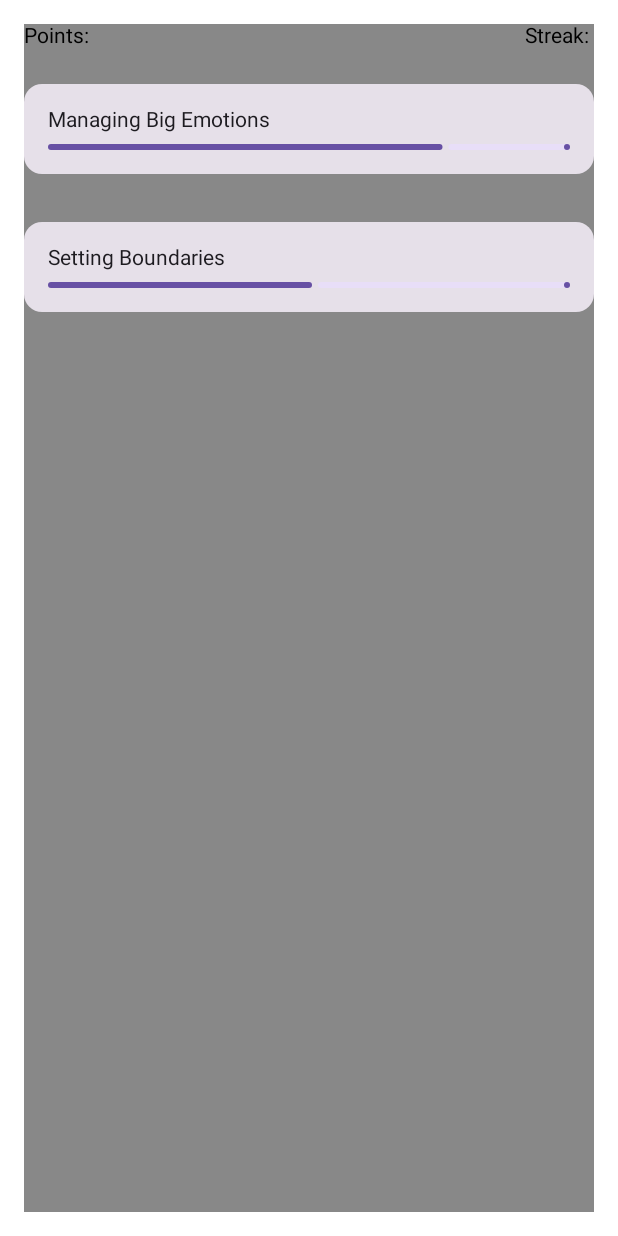
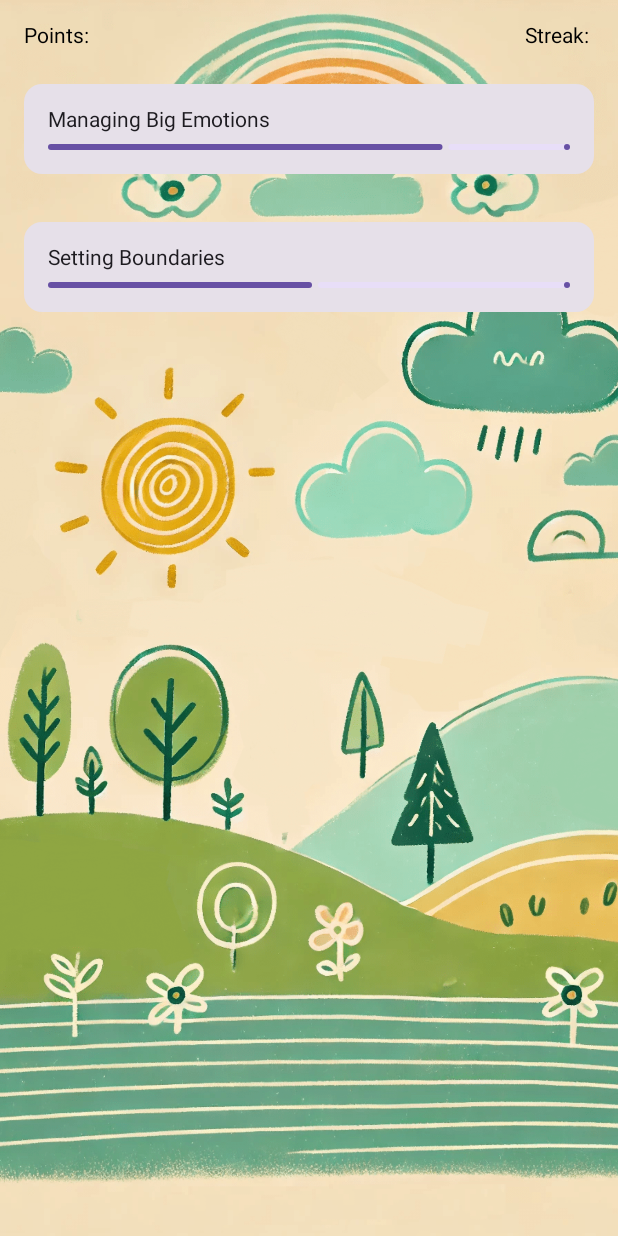
Before and after one commit to mdrt95/gentleparenting, an Android app built with Jetpack Compose: the @Preview function HomeScreenExample, on a phone screen of 412 x 824 dp. Run offline under Robolectric (Android 15) with nearby library versions, the phone set to English and light mode, and no system bars.

Commit message:
added home screen background

```diff
--- a/app/src/main/java/com/example/gpa/screens/HomeScreen.kt
+++ b/app/src/main/java/com/example/gpa/screens/HomeScreen.kt
@@ -1,7 +1,9 @@
 package com.example.gpa.screens
 
+import androidx.compose.foundation.Image
 import androidx.compose.foundation.background
 import androidx.compose.foundation.layout.Arrangement
+import androidx.compose.foundation.layout.Box
 import androidx.compose.foundation.layout.Column
 import androidx.compose.foundation.layout.Row
 import androidx.compose.foundation.layout.Spacer
@@ -14,20 +16,36 @@ import androidx.compose.runtime.Composable
 import androidx.compose.ui.Alignment
 import androidx.compose.ui.Modifier
 import androidx.compose.ui.graphics.Color
+import androidx.compose.ui.layout.ContentScale
+import androidx.compose.ui.res.painterResource
 import androidx.compose.ui.tooling.preview.Preview
 import androidx.compose.ui.unit.dp
+import com.example.gpa.R
 import com.example.gpa.components.LearningPath
 
 @Composable
 fun HomeScreen() {
     //var streakCount by remember { mutableStateOf(0) }
     //var points by remember { mutableStateOf(0) }
+    Box(
+        modifier = Modifier
+            .fillMaxSize()
+            .background(Color.White)
+    ){
+        Image(
+            painter = painterResource(R.drawable.gpa_home_background),
+            contentDescription = "Home Screen Background",
+            contentScale = ContentScale.Crop,
+            modifier = Modifier
+                .fillMaxSize()
 
+        )
+    }
     Column(
         modifier = Modifier
             .fillMaxSize()
             .padding(16.dp)
-            .background(Color.Gray),
+            .background(Color.Transparent),
         horizontalAlignment = Alignment.CenterHorizontally
     ) {
         Row(
```
